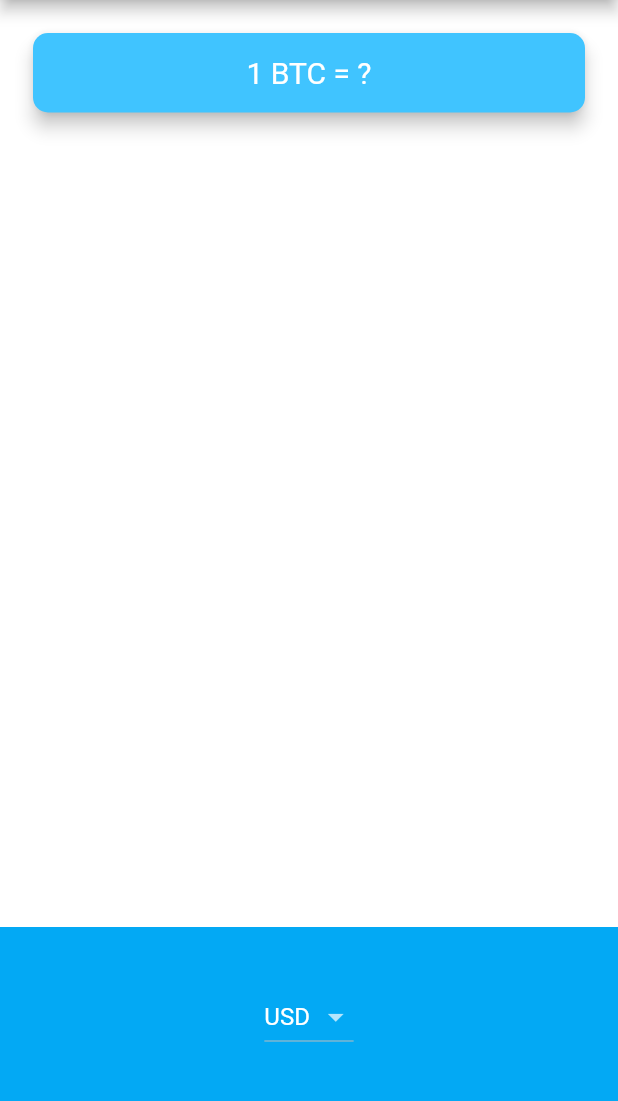
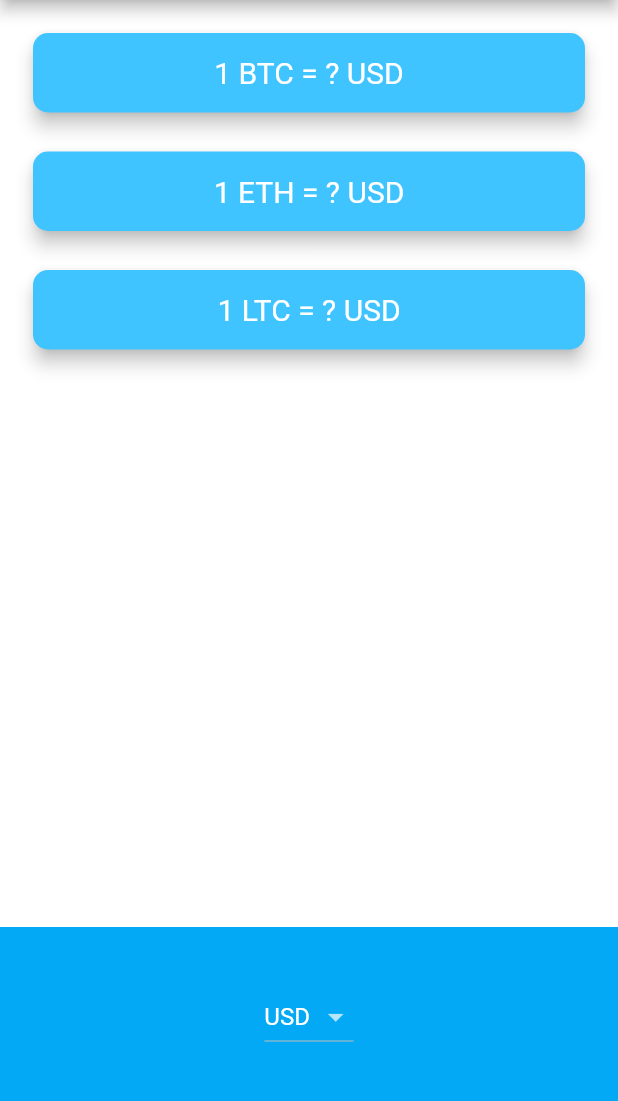
Before and after one commit to Anik7303/flutter-course, a Flutter app: the screen it shows after launch, on a phone screen of 412 x 824 dp, the part 84-1185 px from its top. Run offline on Flutter 3.47's test engine with Material 2 defaults, Android fonts, the phone set to English and light mode, and no system bars; network calls fail.

Commit message:
added ETH & LTC exchange rates

```diff
--- /dev/null
+++ b/lib/components/reusable_card.dart
@@ -0,0 +1,32 @@
+import 'package:flutter/material.dart';
+
+class ReusableCard extends StatelessWidget {
+  String text;
+
+  ReusableCard({Key key, this.text}) : super(key: key);
+
+  @override
+  Widget build(BuildContext context) {
+    return Padding(
+      padding: EdgeInsets.fromLTRB(18.0, 18.0, 18.0, 0),
+      child: Card(
+        color: Colors.lightBlueAccent,
+        elevation: 5.0,
+        shape: RoundedRectangleBorder(
+          borderRadius: BorderRadius.circular(10.0),
+        ),
+        child: Padding(
+          padding: EdgeInsets.symmetric(vertical: 15.0, horizontal: 28.0),
+          child: Text(
+            this.text,
+            textAlign: TextAlign.center,
+            style: TextStyle(
+              fontSize: 20.0,
+              color: Colors.white,
+            ),
+          ),
+        ),
+      ),
+    );
+  }
+}
--- a/lib/screens/price_screen.dart
+++ b/lib/screens/price_screen.dart
@@ -3,6 +3,7 @@ import 'package:flutter/cupertino.dart';
 import 'package:flutter/material.dart';
 import 'package:bitcoin_ticker/utilities/coin_data.dart';
 import 'package:bitcoin_ticker/services/network.dart';
+import 'package:bitcoin_ticker/components/reusable_card.dart';
 
 class PriceScreen extends StatefulWidget {
   @override
@@ -12,21 +13,29 @@ class PriceScreen extends StatefulWidget {
 class _PriceScreenState extends State<PriceScreen> {
   var _selectedItem;
   var _btcText;
+  var _ethText;
+  var _ltcText;
 
   @override
   void initState() {
     super.initState();
 
     _selectedItem = Platform.isIOS ? currenciesList.indexOf('USD') : 'USD';
-    _btcText = '1 BTC = ?';
+    _btcText = '1 BTC = ? $_selectedItem';
+    _ethText = '1 ETH = ? $_selectedItem';
+    _ltcText = '1 LTC = ? $_selectedItem';
     updateUI();
   }
 
   void updateUI() async {
-    double btc = await NetworkHelper.getBtcRate(_selectedItem);
+    double btc = await NetworkHelper.getExchangeRate('BTC', _selectedItem);
+    double eth = await NetworkHelper.getExchangeRate('ETH', _selectedItem);
+    double ltc = await NetworkHelper.getExchangeRate('LTC', _selectedItem);
 
     setState(() {
       _btcText = '1 BTC = ${btc.toStringAsFixed(2)} $_selectedItem';
+      _ethText = '1 ETH = ${eth.toStringAsFixed(2)} $_selectedItem';
+      _ltcText = '1 LTC = ${ltc.toStringAsFixed(2)} $_selectedItem';
     });
   }
 
@@ -86,26 +95,20 @@ class _PriceScreenState extends State<PriceScreen> {
         mainAxisAlignment: MainAxisAlignment.spaceBetween,
         crossAxisAlignment: CrossAxisAlignment.stretch,
         children: <Widget>[
-          Padding(
-            padding: EdgeInsets.fromLTRB(18.0, 18.0, 18.0, 0),
-            child: Card(
-              color: Colors.lightBlueAccent,
-              elevation: 5.0,
-              shape: RoundedRectangleBorder(
-                borderRadius: BorderRadius.circular(10.0),
+          Column(
+            children: [
+              ReusableCard(
+                text: _btcText,
               ),
-              child: Padding(
-                padding: EdgeInsets.symmetric(vertical: 15.0, horizontal: 28.0),
-                child: Text(
-                  _btcText,
-                  textAlign: TextAlign.center,
-                  style: TextStyle(
-                    fontSize: 20.0,
-                    color: Colors.white,
-                  ),
-                ),
+              ReusableCard(
+                text: _ethText,
               ),
-            ),
+              ReusableCard(
+                text: _ltcText,
+              )
+            ],
+            mainAxisAlignment: MainAxisAlignment.start,
+            crossAxisAlignment: CrossAxisAlignment.stretch,
           ),
           Container(
             height: 150.0,
--- a/lib/services/network.dart
+++ b/lib/services/network.dart
@@ -9,7 +9,6 @@ class NetworkHelper {
 
   static Uri getUrl(String crypto, String currency) {
     String url = '$_baseUrl/$crypto/$currency?apikey=$_appKey';
-    print('url: $url');
     return Uri.parse(url);
   }
 
@@ -17,15 +16,16 @@ class NetworkHelper {
     return data['rate'];
   }
 
-  static Future<double> getBtcRate(String ofCurrency) async {
+  static Future<double> getExchangeRate(String from, String to) async {
     try {
-      Uri url = getUrl('BTC', ofCurrency);
+      Uri url = getUrl(from, to);
       http.Response res = await http.get(url);
-      print('Response code: ${res.statusCode}');
+
       if (res.statusCode == 200) {
         var data = jsonDecode(res.body);
         return parseRate(data);
       }
+
       print(res.statusCode);
     } catch (e) {
       print(e);
```
